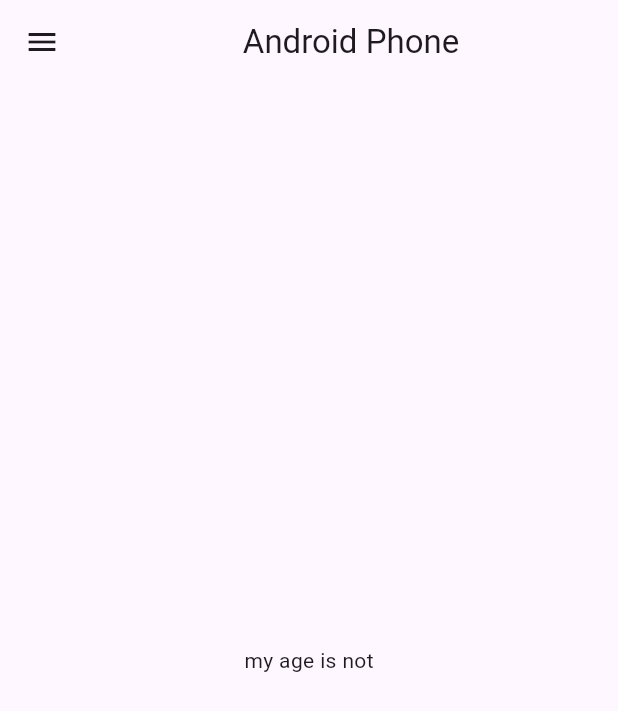
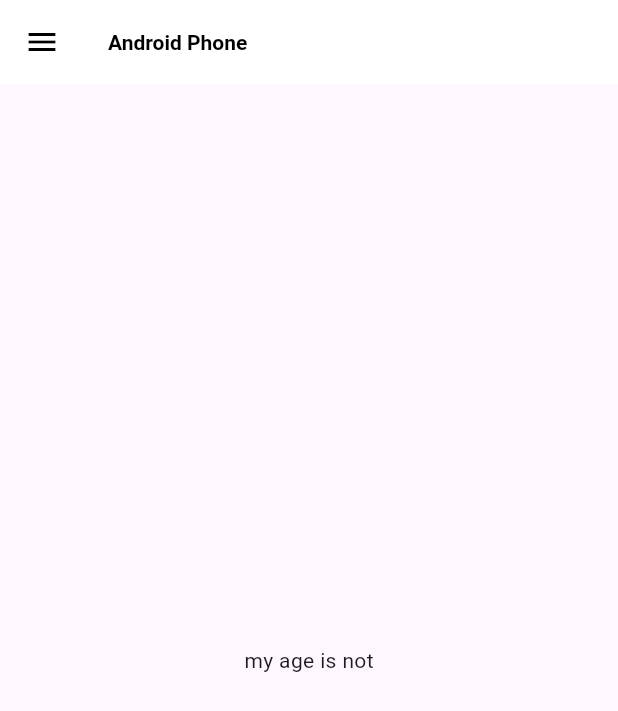
Before and after one commit to web3Gurung/FirstFlutterCodepurApp, a Flutter app: the screen it shows after launch, on a phone screen of 412 x 824 dp. Shown: the top 711 px of the screen. Run offline on Flutter 3.47's test engine with Material 3 defaults, Android fonts, the phone set to English and light mode, and no system bars; our stand-ins replace google_fonts.

Commit message:
theme dark and light mode created

```diff
--- a/lib/main.dart
+++ b/lib/main.dart
@@ -3,6 +3,7 @@ import 'package:google_fonts/google_fonts.dart';
 import 'package:open_app/pages/home_page.dart';
 import 'package:open_app/pages/login_page.dart';
 import 'package:open_app/utils/routes.dart';
+import 'package:open_app/widgets/themes.dart';
 
 void main() {
   runApp(const MyApp());
@@ -15,14 +16,9 @@ class MyApp extends StatelessWidget {
   Widget build(BuildContext context) {
     return MaterialApp(
       themeMode: ThemeMode.light,
-      theme: ThemeData(
-        primarySwatch: Colors.deepPurple,
-        fontFamily: GoogleFonts.roboto().fontFamily,
-      ),
+      theme: MyTheme.lightTheme,
       debugShowCheckedModeBanner: false,
-      darkTheme: ThemeData(
-        brightness: Brightness.dark,
-      ),
+      darkTheme: MyTheme.darkTheme,
       initialRoute: MyRoutes.homeRoute,
       routes: {
         "/": (context) => const LoginPage(),
--- a/lib/pages/home_page.dart
+++ b/lib/pages/home_page.dart
@@ -8,18 +8,14 @@ class HomePage extends StatelessWidget {
   Widget build(BuildContext context) {
     return Scaffold(
       appBar: AppBar(
-        title: const Center(
-          child: Text(
-            "Android Phone",
-          ),
+        title: const Text(
+          "Android Phone",
         ),
       ),
-      body: Center(
-        child: Container(
-          child: const Text("my age is not"),
-        ),
+      body: const Center(
+        child: Text("my age is not"),
       ),
-      drawer: MyDrawer(),
+      drawer: const MyDrawer(),
     );
   }
 }
--- a/lib/pages/login_page.dart
+++ b/lib/pages/login_page.dart
@@ -21,6 +21,7 @@ class _LoginPageState extends State<LoginPage> {
       });
 
       await Future.delayed(const Duration(seconds: 1));
+      // ignore: use_build_context_synchronously
       await Navigator.pushNamed(context, MyRoutes.homeRoute);
       setState(() {
         changeButton = false;
--- /dev/null
+++ b/lib/widgets/themes.dart
@@ -0,0 +1,22 @@
+import 'package:flutter/material.dart';
+import 'package:google_fonts/google_fonts.dart';
+
+class MyTheme {
+  static ThemeData get lightTheme => ThemeData(
+        primarySwatch: Colors.deepPurple,
+        fontFamily: GoogleFonts.roboto().fontFamily,
+        appBarTheme: const AppBarTheme(
+          color: Colors.white,
+          elevation: 0.0,
+          iconTheme: IconThemeData(color: Colors.black),
+          titleTextStyle: TextStyle(
+            color: Colors.black,
+            fontWeight: FontWeight.bold,
+          ),
+        ),
+      );
+
+  static ThemeData get darkTheme => ThemeData(
+        brightness: Brightness.dark,
+      );
+}
```
Also changed, not shown: lib/widgets/drawer.dart (+7 -7 lines).
